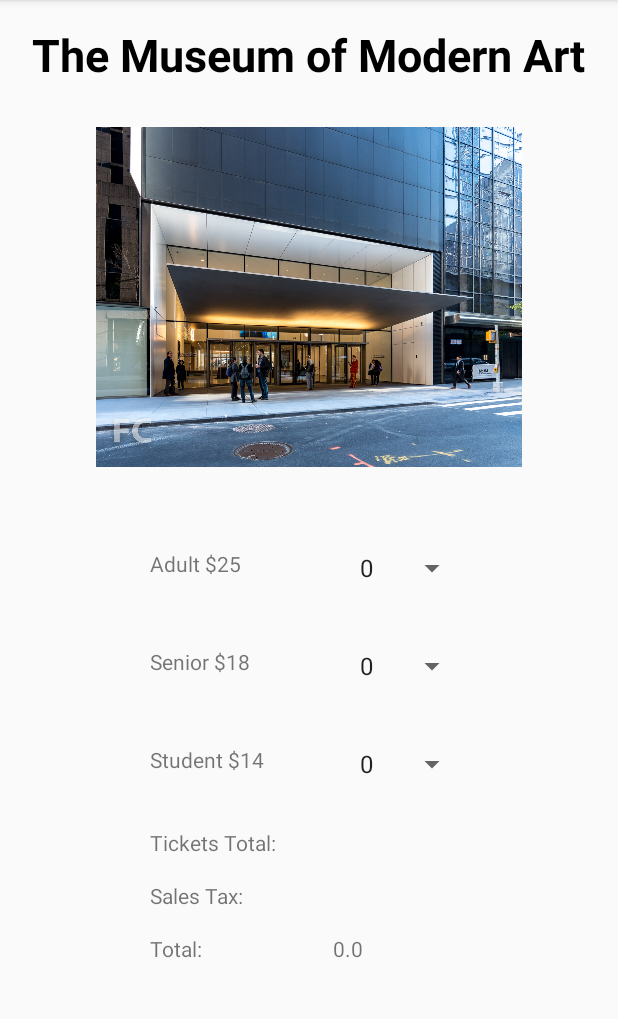
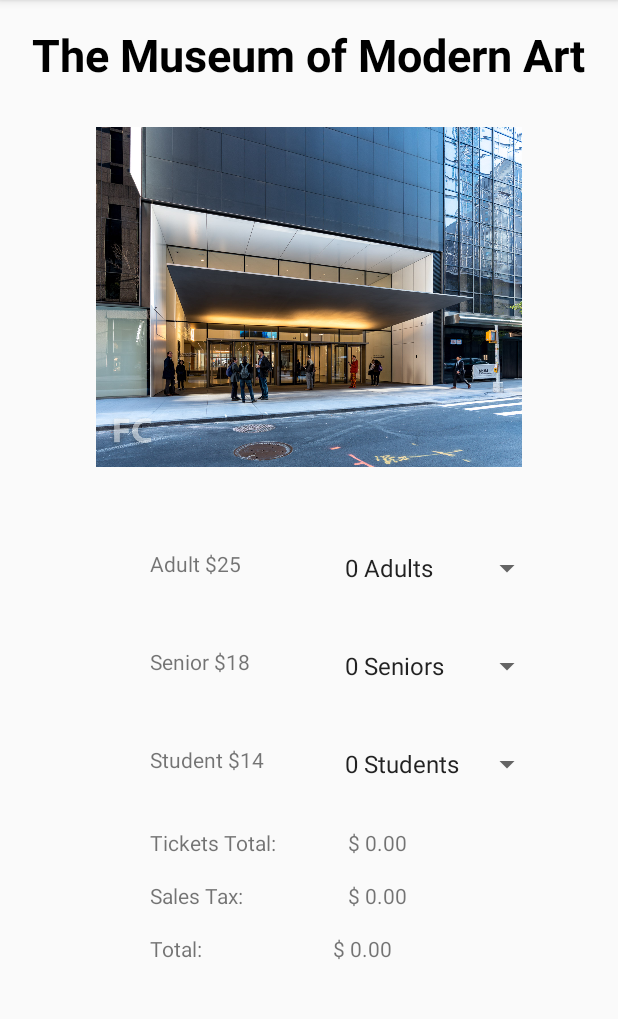
Before and after one commit to iJaddu/CS213_Project5, an Android app: the screen it shows after launch (TicketActivity), after a tap on "MUSEUM OF MODERN ART", on a phone screen of 412 x 824 dp, the part 84-1103 px from its top. Run offline under Robolectric (Android 15) with nearby library versions, the light colour scheme and no system bars.

Commit message:
Updated spinners to handle ticket counts, handled all ticket and sales tax calculations

```diff
--- a/app/src/main/AndroidManifest.xml
+++ b/app/src/main/AndroidManifest.xml
@@ -9,7 +9,12 @@
         android:roundIcon="@mipmap/ic_launcher_round"
         android:supportsRtl="true"
         android:theme="@style/AppTheme">
+
         <activity android:name=".TicketActivity">
+            <meta-data
+                android:name="android.support.PARENT_ACTIVITY"
+                android:value="MainActivity" />
+
             <intent-filter>
                 <action android:name="android.intent.action.VIEW" />
 
--- a/app/src/main/java/com/example/cs213_project5/TicketActivity.java
+++ b/app/src/main/java/com/example/cs213_project5/TicketActivity.java
@@ -1,7 +1,11 @@
 package com.example.cs213_project5;
 
+import android.app.ActionBar;
+import android.content.Context;
 import android.content.Intent;
 import android.net.Uri;
+import android.view.Gravity;
+import android.view.MenuItem;
 import android.view.View;
 import android.widget.AdapterView;
 import android.widget.ArrayAdapter;
@@ -10,6 +14,9 @@
 import android.widget.TextView;
 import androidx.appcompat.app.AppCompatActivity;
 import android.os.Bundle;
+import android.widget.Toast;
+
+import java.text.DecimalFormat;
 
 public class TicketActivity extends AppCompatActivity implements AdapterView.OnItemSelectedListener{
 
@@ -19,6 +26,8 @@
     int seniorCost = 0;
     int studentCost = 0;
     int numberTickets=0;
+    double salesTax = 0.0, adultTicketCost = 0.0, seniorTicketCost = 0.0, studentTicketCost = 0.0,nySalesTax  = .08875;
+    double adultTax=0.0, seniorTax = 0.0, studentTax = 0.0;
 
 
 
@@ -43,6 +52,7 @@
         Spinner adultTickets = (Spinner)findViewById(R.id.adultTickets);
         Spinner seniorTickets = (Spinner)findViewById(R.id.seniorTickets);
         Spinner studentTickets = (Spinner)findViewById(R.id.studentTickets);
+
 
 
         if (message.equals("The Museum of Modern Art")) {
@@ -95,25 +105,37 @@
         }
 
 
-        ArrayAdapter<CharSequence> adapter = ArrayAdapter.createFromResource(this, R.array.tickets, android.R.layout.simple_spinner_item);
-        adapter.setDropDownViewResource(android.R.layout.simple_spinner_dropdown_item);
-        adultTickets.setAdapter(adapter);
+
+
+        ArrayAdapter<CharSequence> adultAdapter = ArrayAdapter.createFromResource(this, R.array.adultTicketArray, android.R.layout.simple_spinner_item);
+        adultAdapter.setDropDownViewResource(android.R.layout.simple_spinner_dropdown_item);
+        adultTickets.setAdapter(adultAdapter);
         adultTickets.setOnItemSelectedListener(this);
 
 
-        ArrayAdapter<CharSequence> adapter2 = ArrayAdapter.createFromResource(this, R.array.tickets, android.R.layout.simple_spinner_item);
-        adapter2.setDropDownViewResource(android.R.layout.simple_spinner_dropdown_item);
+        ArrayAdapter<CharSequence> seniorAdapter = ArrayAdapter.createFromResource(this, R.array.seniorTicketArray, android.R.layout.simple_spinner_item);
+        seniorAdapter.setDropDownViewResource(android.R.layout.simple_spinner_dropdown_item);
+
+        seniorTickets.setAdapter(seniorAdapter);
+        seniorTickets.setOnItemSelectedListener(this);
+
+
+        ArrayAdapter<CharSequence> studentAdapter = ArrayAdapter.createFromResource(this, R.array.studentTicketArray, android.R.layout.simple_spinner_item);
+        seniorAdapter.setDropDownViewResource(android.R.layout.simple_spinner_dropdown_item);
+
+
+        studentTickets.setAdapter(studentAdapter);
+        studentTickets.setOnItemSelectedListener(this);
 
 
 
-        seniorTickets.setAdapter(adapter2);
-        seniorTickets.setOnItemSelectedListener(this);
+        Context context = getApplicationContext();
+        CharSequence msg = "Maximum of 5 tickets each!";
+        int duration = Toast.LENGTH_LONG;
 
-
-
-        studentTickets.setAdapter(adapter);
-        studentTickets.setOnItemSelectedListener(this);
-
+        Toast toast = Toast.makeText(context, msg, duration);
+        toast.setGravity(0,0,0);
+        toast.show();
 
 
 
@@ -127,16 +149,91 @@
         TextView ticketCostView = (TextView)findViewById(R.id.ticketCostView);
         TextView salesTaxView = (TextView)findViewById(R.id.salesTaxView);
         TextView totalPriceView = (TextView)findViewById(R.id.totalView);
-        double salesTax = 0.0, ticketCost = 0.0;
 
-        numberTickets = position;
-        total = numberTickets * adultCost;
-
-        System.out.println("checking->>:" + id);
-        totalPriceView.setText(String.valueOf(total));
+        DecimalFormat df = new DecimalFormat("0.00");
 
 
+        String ticketType = parent.getSelectedItem().toString().split(" ")[1];
 
+        switch (ticketType) {
+
+
+            case "Adults":
+
+                if((position == 0) && (total > 0.0)) {
+                    total = total - adultTicketCost - adultTax;
+                    salesTax = salesTax - adultTax;
+                    adultTicketCost = 0.0;
+                    adultTax = 0.0;
+                    totalPriceView.setText("$ ".concat(String.valueOf(df.format(total))));
+                    ticketCostView.setText("$ ".concat(String.valueOf(df.format(adultTicketCost))));
+                    salesTaxView.setText("$ ".concat(String.valueOf(df.format(salesTax))));
+                }
+                else{
+
+                    numberTickets = position;
+                    adultTicketCost = adultTicketCost + ( numberTickets * adultCost);
+                    ticketCostView.setText("$ ".concat(String.valueOf(df.format(adultTicketCost))));
+                    adultTax = (adultTicketCost * nySalesTax);
+                    salesTax = salesTax + adultTax;
+                    salesTaxView.setText("$ ".concat(String.valueOf(df.format(salesTax))));
+                    total = total + adultTicketCost + adultTax;
+
+                }
+
+
+                break;
+
+            case "Seniors":
+
+                if(position == 0 && total > 0.0) {
+                    total = total - seniorTicketCost - seniorTax;
+                    salesTax = salesTax - seniorTax;
+                    seniorTicketCost = 0.0;
+                    seniorTax = 0.0;
+                    totalPriceView.setText("$ ".concat(String.valueOf(df.format(total))));
+                    ticketCostView.setText("$ ".concat(String.valueOf(df.format(seniorTicketCost))));
+                    salesTaxView.setText("$ ".concat(String.valueOf(df.format(salesTax))));
+
+                }
+                else {
+
+                    numberTickets = position;
+                    seniorTicketCost = seniorTicketCost + ( numberTickets * seniorCost);
+                    ticketCostView.setText("$ ".concat(String.valueOf(seniorTicketCost)));
+                    seniorTax = seniorTicketCost * nySalesTax;
+                    salesTax = salesTax + seniorTax;
+                    salesTaxView.setText("$ ".concat(String.valueOf(df.format(salesTax))));
+                    total = total + seniorTicketCost + seniorTax;
+                }
+
+
+                break;
+
+            case "Students":
+
+                if(position == 0 && total > 0.0) {
+                    total = total - studentTicketCost - studentTax;
+                    salesTax = salesTax - studentTax;
+                    studentTicketCost = 0.0;
+                    studentTax =0.0;
+                    totalPriceView.setText("$ ".concat(String.valueOf(df.format(total))));
+                    ticketCostView.setText("$ ".concat(String.valueOf(df.format(studentTicketCost))));
+                    salesTaxView.setText(String.valueOf("$ ".concat(String.valueOf(df.format(salesTax)))));
+                }
+                numberTickets = position;
+                studentTicketCost = studentTicketCost + ( numberTickets * studentCost);
+                ticketCostView.setText("$ ".concat(String.valueOf(df.format(studentTicketCost))));
+                studentTax = studentTicketCost * nySalesTax;
+                salesTax = salesTax + studentTax;
+                salesTaxView.setText("$ ".concat(String.valueOf(df.format(salesTax))));
+                total = total + studentTicketCost + studentTax;
+
+                break;
+
+        }
+
+        totalPriceView.setText("$ ".concat(String.valueOf(df.format(total))));
 
     }
 
@@ -144,6 +241,14 @@
     public void onNothingSelected(AdapterView<?> parent) {
 
     }
+
+    @Override
+    public boolean onOptionsItemSelected(MenuItem item){
+        Intent intent = new Intent(getApplicationContext(), MainActivity.class);
+        startActivityForResult(intent, 0);
+        return true;
+    }
+
 
 
     /**
--- a/app/src/main/res/layout/activity_ticket.xml
+++ b/app/src/main/res/layout/activity_ticket.xml
@@ -156,12 +156,12 @@
 
     <Spinner
         android:id="@+id/adultTickets"
-        android:layout_width="80dp"
+        android:layout_width="140dp"
         android:layout_height="25dp"
         android:layout_marginTop="50dp"
-        android:layout_marginEnd="100dp"
-        android:layout_marginRight="100dp"
-        android:entries="@array/tickets"
+        android:layout_marginEnd="50dp"
+        android:layout_marginRight="50dp"
+        android:entries="@array/adultTicketArray"
         android:spinnerMode="dropdown"
         android:visibility="visible"
         app:layout_constraintEnd_toEndOf="parent"
@@ -170,24 +170,25 @@
 
     <Spinner
         android:id="@+id/seniorTickets"
-        android:layout_width="80dp"
+        android:layout_width="140dp"
         android:layout_height="25dp"
         android:layout_marginTop="40dp"
-        android:layout_marginEnd="100dp"
-        android:layout_marginRight="100dp"
-        android:entries="@array/tickets"
+        android:layout_marginEnd="50dp"
+        android:layout_marginRight="50dp"
+        android:entries="@array/seniorTicketArray"
         app:layout_constraintEnd_toEndOf="parent"
         app:layout_constraintTop_toBottomOf="@+id/adultTickets" />
 
     <Spinner
         android:id="@+id/studentTickets"
-        android:layout_width="80dp"
+        android:layout_width="140dp"
         android:layout_height="25dp"
         android:layout_marginTop="40dp"
-        android:layout_marginEnd="100dp"
-        android:layout_marginRight="100dp"
-        android:entries="@array/tickets"
+        android:layout_marginEnd="50dp"
+        android:layout_marginRight="50dp"
+        android:visibility="visible"
         app:layout_constraintEnd_toEndOf="parent"
-        app:layout_constraintTop_toBottomOf="@+id/seniorTickets" />
+        app:layout_constraintTop_toBottomOf="@+id/seniorTickets"
+        tools:visibility="visible" />
 
 </androidx.constraintlayout.widget.ConstraintLayout>
--- a/app/src/main/res/values/strings.xml
+++ b/app/src/main/res/values/strings.xml
@@ -13,12 +13,29 @@
     <string name="ticketTotal">Tickets Total:</string>
     <string name="salesTax">Sales Tax:</string>
     <string name="total">Total:</string>
-    <string-array name="tickets">
-        <item>0</item>
-        <item>1</item>
-        <item>2</item>
-        <item>3</item>
-        <item>4</item>
-        <item>5</item>
+    <string name="maxTicketsMsg">Maximum of 5 tickets each!</string>
+    <string-array name="adultTicketArray">
+        <item>0 Adults</item>
+        <item>1 Adults</item>
+        <item>2 Adults</item>
+        <item>3 Adults</item>
+        <item>4 Adults</item>
+        <item>5 Adults</item>
+    </string-array>
+    <string-array name="seniorTicketArray">
+        <item>0 Seniors</item>
+        <item>1 Seniors</item>
+        <item>2 Seniors</item>
+        <item>3 Seniors</item>
+        <item>4 Seniors</item>
+        <item>5 Seniors</item>
+    </string-array>
+    <string-array name="studentTicketArray">
+        <item>0 Students</item>
+        <item>1 Students</item>
+        <item>2 Students</item>
+        <item>3 Students</item>
+        <item>4 Students</item>
+        <item>5 Students</item>
     </string-array>
 </resources>
```
Also changed, not shown: app/src/main/res/layout/activity_main.xml (+58 -34 lines).
